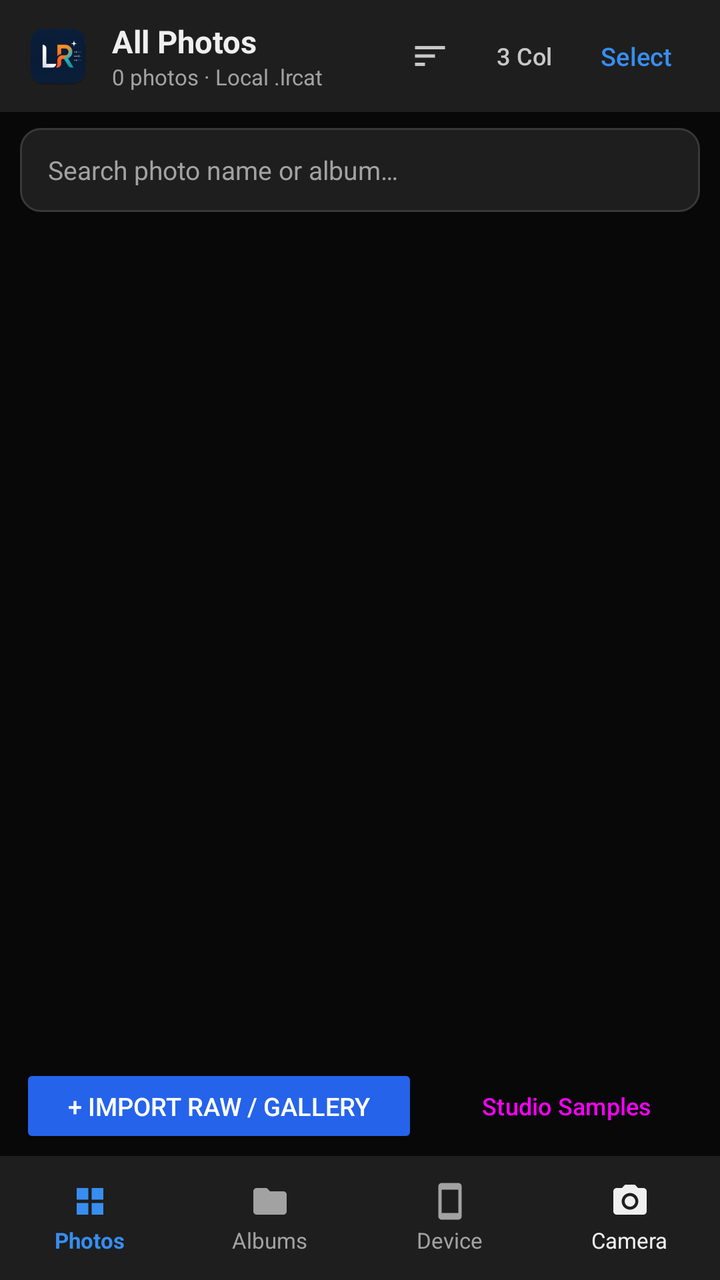
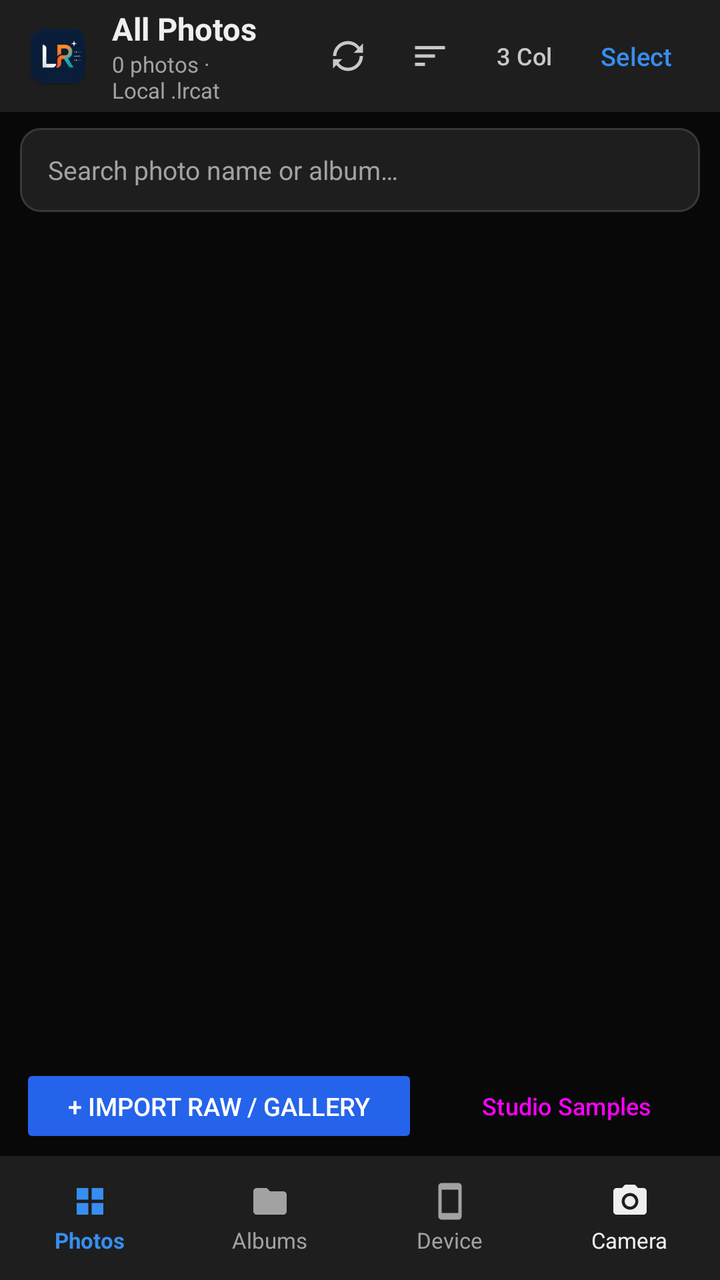

The first picture is an Android layout as it rendered before a commit; the second is the same layout after the commit. The layout source and the unified diff follow.
<!-- AndroidManifest.xml: application theme Theme.LightRaw -->
<!-- res/layout/activity_main.xml -->
<?xml version="1.0" encoding="utf-8"?>
<androidx.constraintlayout.widget.ConstraintLayout xmlns:android="http://schemas.android.com/apk/res/android"
    xmlns:app="http://schemas.android.com/apk/res-auto"
    android:layout_width="match_parent"
    android:layout_height="match_parent"
    android:background="@color/lr_bg"
    android:fitsSystemWindows="true">

    
    <LinearLayout
        android:id="@+id/topBar"
        android:layout_width="match_parent"
        android:layout_height="56dp"
        android:background="@color/lr_surface"
        android:gravity="center_vertical"
        android:orientation="horizontal"
        android:paddingHorizontal="12dp"
        app:layout_constraintTop_toTopOf="parent">

        <ImageView
            android:id="@+id/tvBrandBadge"
            android:layout_width="34dp"
            android:layout_height="34dp"
            android:contentDescription="@string/app_name"
            android:scaleType="fitCenter"
            android:src="@drawable/ic_lightraw_brand" />

        <LinearLayout
            android:layout_width="0dp"
            android:layout_height="wrap_content"
            android:layout_marginStart="10dp"
            android:layout_weight="1"
            android:orientation="vertical">

            <TextView
                android:id="@+id/tvTopTitle"
                android:layout_width="wrap_content"
                android:layout_height="wrap_content"
                android:text="All Photos"
                android:textColor="@color/lr_text"
                android:textSize="15.5sp"
                android:textStyle="bold" />

            <TextView
                android:id="@+id/tvCatalogCount"
                android:layout_width="wrap_content"
                android:layout_height="wrap_content"
                android:text="0 photos · Local .lrcat"
                android:textColor="@color/lr_text_muted"
                android:textSize="11sp" />
        </LinearLayout>

        <ImageButton
            android:id="@+id/btnSort"
            android:layout_width="42dp"
            android:layout_height="48dp"
            android:background="?attr/selectableItemBackgroundBorderless"
            android:contentDescription="Sort Photos"
            android:src="@drawable/ic_lr_sort"
            app:tint="@color/lr_text_secondary" />

        <Button
            android:id="@+id/btnColumns"
            style="@style/Widget.Material3.Button.TextButton"
            android:layout_width="wrap_content"
            android:layout_height="48dp"
            android:minWidth="46dp"
            android:text="3 Col"
            android:textColor="@color/lr_text_secondary"
            android:textSize="12sp" />

        <Button
            android:id="@+id/btnSelectMode"
            style="@style/Widget.Material3.Button.TextButton"
            android:layout_width="wrap_content"
            android:layout_height="48dp"
            android:minWidth="48dp"
            android:text="Select"
            android:textColor="@color/lr_accent_light"
            android:textSize="12.5sp" />
    </LinearLayout>

    
    <EditText
        android:id="@+id/etSearch"
        android:layout_width="match_parent"
        android:layout_height="42dp"
        android:layout_marginHorizontal="10dp"
        android:layout_marginTop="8dp"
        android:background="@drawable/bg_card"
        android:hint="@string/search_hint"
        android:imeOptions="actionSearch"
        android:inputType="text"
        android:maxLines="1"
        android:paddingHorizontal="14dp"
        android:textColor="@color/lr_text"
        android:textColorHint="@color/lr_text_muted"
        android:textSize="13sp"
        app:layout_constraintTop_toBottomOf="@id/topBar" />

    
    <HorizontalScrollView
        android:id="@+id/filterScroll"
        android:layout_width="match_parent"
        android:layout_height="wrap_content"
        android:layout_marginTop="6dp"
        android:paddingHorizontal="10dp"
        android:scrollbars="none"
        app:layout_constraintTop_toBottomOf="@id/etSearch">

        <LinearLayout
            android:id="@+id/filterContainer"
            android:layout_width="wrap_content"
            android:layout_height="wrap_content"
            android:orientation="horizontal" />
    </HorizontalScrollView>

    
    <LinearLayout
        android:id="@+id/albumsStrip"
        android:layout_width="match_parent"
        android:layout_height="wrap_content"
        android:orientation="vertical"
        android:paddingHorizontal="10dp"
        android:paddingVertical="6dp"
        android:visibility="gone"
        app:layout_constraintTop_toBottomOf="@id/filterScroll">

        <LinearLayout
            android:layout_width="match_parent"
            android:layout_height="wrap_content"
            android:gravity="center_vertical"
            android:orientation="horizontal">

            <TextView
                android:layout_width="0dp"
                android:layout_height="wrap_content"
                android:layout_weight="1"
                android:text="COLLECTIONS &amp; ALBUMS (Long-press to remove)"
                android:textColor="@color/lr_text_muted"
                android:textSize="10.5sp"
                android:textStyle="bold" />

            <Button
                android:id="@+id/btnNewAlbum"
                style="@style/Widget.Material3.Button.TextButton"
                android:layout_width="wrap_content"
                android:layout_height="40dp"
                android:text="+ New Album"
                android:textColor="@color/lr_accent_light"
                android:textSize="12sp" />
        </LinearLayout>

        <HorizontalScrollView
            android:layout_width="match_parent"
            android:layout_height="wrap_content"
            android:scrollbars="none">

            <LinearLayout
                android:id="@+id/albumsContainer"
                android:layout_width="wrap_content"
                android:layout_height="wrap_content"
                android:orientation="horizontal" />
        </HorizontalScrollView>
    </LinearLayout>

    
    <LinearLayout
        android:id="@+id/deviceStrip"
        android:layout_width="match_parent"
        android:layout_height="wrap_content"
        android:background="@color/lr_surface"
        android:gravity="center_vertical"
        android:orientation="horizontal"
        android:paddingHorizontal="12dp"
        android:paddingVertical="8dp"
        android:visibility="gone"
        app:layout_constraintTop_toBottomOf="@id/albumsStrip">

        <TextView
            android:id="@+id/tvDeviceStatus"
            android:layout_width="0dp"
            android:layout_height="wrap_content"
            android:layout_weight="1"
            android:text="Device MediaStore Photos · Tap any photo to edit"
            android:textColor="@color/lr_text_secondary"
            android:textSize="12sp" />

        <Button
            android:id="@+id/btnDevicePickSaf"
            style="@style/Widget.Material3.Button.TonalButton"
            android:layout_width="wrap_content"
            android:layout_height="40dp"
            android:text="+ Files/RAW"
            android:textSize="11.5sp" />
    </LinearLayout>

    
    <androidx.recyclerview.widget.RecyclerView
        android:id="@+id/rvPhotos"
        android:layout_width="match_parent"
        android:layout_height="0dp"
        android:clipToPadding="false"
        android:padding="5dp"
        app:layout_constraintBottom_toTopOf="@id/quickAddRow"
        app:layout_constraintTop_toBottomOf="@id/deviceStrip" />

    
    <LinearLayout
        android:id="@+id/emptyState"
        android:layout_width="match_parent"
        android:layout_height="wrap_content"
        android:layout_margin="24dp"
        android:background="@drawable/bg_card"
        android:gravity="center"
        android:orientation="vertical"
        android:padding="24dp"
        android:visibility="gone"
        app:layout_constraintBottom_toTopOf="@id/quickAddRow"
        app:layout_constraintTop_toBottomOf="@id/deviceStrip">

        <TextView
            android:id="@+id/tvEmptyTitle"
            android:layout_width="wrap_content"
            android:layout_height="wrap_content"
            android:text="@string/empty_title"
            android:textColor="@color/lr_text"
            android:textSize="17sp"
            android:textStyle="bold" />

        <TextView
            android:id="@+id/tvEmptyDesc"
            android:layout_width="wrap_content"
            android:layout_height="wrap_content"
            android:layout_marginTop="8dp"
            android:gravity="center"
            android:text="@string/empty_desc"
            android:textColor="@color/lr_text_muted"
            android:textSize="13sp" />

        <LinearLayout
            android:layout_width="match_parent"
            android:layout_height="wrap_content"
            android:layout_marginTop="16dp"
            android:gravity="center"
            android:orientation="horizontal">

            <Button
                android:id="@+id/btnEmptyImport"
                android:layout_width="0dp"
                android:layout_height="wrap_content"
                android:layout_weight="1"
                android:backgroundTint="@color/lr_accent"
                android:maxLines="1"
                android:minHeight="48dp"
                android:text="@string/import_photos"
                android:textColor="@color/lr_on_accent"
                android:textSize="12.5sp" />

            <Button
                android:id="@+id/btnEmptySample"
                style="@style/Widget.Material3.Button.OutlinedButton"
                android:layout_width="0dp"
                android:layout_height="wrap_content"
                android:layout_marginStart="8dp"
                android:layout_weight="1"
                android:maxLines="1"
                android:minHeight="48dp"
                android:text="@string/try_samples"
                android:textColor="@color/lr_text"
                android:textSize="12.5sp" />
        </LinearLayout>
    </LinearLayout>

    
    <LinearLayout
        android:id="@+id/quickAddRow"
        android:layout_width="match_parent"
        android:layout_height="50dp"
        android:background="@color/lr_bg"
        android:gravity="center_vertical"
        android:orientation="horizontal"
        android:paddingHorizontal="10dp"
        app:layout_constraintBottom_toTopOf="@id/bottomDock">

        <Button
            android:id="@+id/btnImportGallery"
            android:layout_width="0dp"
            android:layout_height="42dp"
            android:layout_weight="1"
            android:backgroundTint="@color/lr_accent"
            android:text="+ Import RAW / Gallery"
            android:textColor="@color/lr_on_accent"
            android:textSize="12.5sp" />

        <Button
            android:id="@+id/btnAddSamples"
            style="@style/Widget.Material3.Button.TonalButton"
            android:layout_width="wrap_content"
            android:layout_height="42dp"
            android:layout_marginStart="8dp"
            android:text="Studio Samples"
            android:textSize="12sp" />
    </LinearLayout>

    
    <LinearLayout
        android:id="@+id/bottomDock"
        android:layout_width="match_parent"
        android:layout_height="62dp"
        android:background="@color/lr_surface"
        android:gravity="center_vertical"
        android:orientation="horizontal"
        app:layout_constraintBottom_toBottomOf="parent">

        
        <LinearLayout
            android:id="@+id/dockNormal"
            android:layout_width="match_parent"
            android:layout_height="match_parent"
            android:orientation="horizontal"
            android:weightSum="4">

            <LinearLayout
                android:id="@+id/navPhotos"
                android:layout_width="0dp"
                android:layout_height="match_parent"
                android:layout_weight="1"
                android:background="?attr/selectableItemBackground"
                android:gravity="center"
                android:orientation="vertical">

                <ImageView
                    android:id="@+id/ivNavPhotos"
                    android:layout_width="20dp"
                    android:layout_height="20dp"
                    android:src="@drawable/ic_lr_photos"
                    app:tint="@color/lr_accent_light" />

                <TextView
                    android:id="@+id/tvNavPhotos"
                    android:layout_width="wrap_content"
                    android:layout_height="wrap_content"
                    android:layout_marginTop="2dp"
                    android:text="Photos"
                    android:textColor="@color/lr_accent_light"
                    android:textSize="11sp"
                    android:textStyle="bold" />
            </LinearLayout>

            <LinearLayout
                android:id="@+id/navAlbums"
                android:layout_width="0dp"
                android:layout_height="match_parent"
                android:layout_weight="1"
                android:background="?attr/selectableItemBackground"
                android:gravity="center"
                android:orientation="vertical">

                <ImageView
                    android:id="@+id/ivNavAlbums"
                    android:layout_width="20dp"
                    android:layout_height="20dp"
                    android:src="@drawable/ic_lr_albums"
                    app:tint="@color/lr_text_muted" />

                <TextView
                    android:id="@+id/tvNavAlbums"
                    android:layout_width="wrap_content"
                    android:layout_height="wrap_content"
                    android:layout_marginTop="2dp"
                    android:text="Albums"
                    android:textColor="@color/lr_text_muted"
                    android:textSize="11sp" />
            </LinearLayout>

            <LinearLayout
                android:id="@+id/navDevice"
                android:layout_width="0dp"
                android:layout_height="match_parent"
                android:layout_weight="1"
                android:background="?attr/selectableItemBackground"
                android:gravity="center"
                android:orientation="vertical">

                <ImageView
                    android:id="@+id/ivNavDevice"
                    android:layout_width="20dp"
                    android:layout_height="20dp"
                    android:src="@drawable/ic_lr_device"
                    app:tint="@color/lr_text_muted" />

                <TextView
                    android:id="@+id/tvNavDevice"
                    android:layout_width="wrap_content"
                    android:layout_height="wrap_content"
                    android:layout_marginTop="2dp"
                    android:text="Device"
                    android:textColor="@color/lr_text_muted"
                    android:textSize="11sp" />
            </LinearLayout>

            <LinearLayout
                android:id="@+id/navCamera"
                android:layout_width="0dp"
                android:layout_height="match_parent"
                android:layout_weight="1"
                android:background="?attr/selectableItemBackground"
                android:gravity="center"
                android:orientation="vertical">

                <ImageView
                    android:id="@+id/ivNavCamera"
                    android:layout_width="20dp"
                    android:layout_height="20dp"
                    android:src="@drawable/ic_lr_camera"
                    app:tint="@color/lr_text" />

                <TextView
                    android:layout_width="wrap_content"
                    android:layout_height="wrap_content"
                    android:layout_marginTop="2dp"
                    android:text="Camera"
                    android:textColor="@color/lr_text"
                    android:textSize="11sp" />
            </LinearLayout>
        </LinearLayout>

        
        <HorizontalScrollView
            android:id="@+id/dockBatch"
            android:layout_width="match_parent"
            android:layout_height="match_parent"
            android:scrollbars="none"
            android:visibility="gone">

            <LinearLayout
                android:layout_width="wrap_content"
                android:layout_height="match_parent"
                android:gravity="center_vertical"
                android:orientation="horizontal"
                android:paddingHorizontal="6dp">

                <Button
                    android:id="@+id/btnBatchRate"
                    style="@style/Widget.Material3.Button.TextButton"
                    android:layout_width="wrap_content"
                    android:layout_height="48dp"
                    android:text="Rate ★"
                    android:textColor="@color/lr_text" />

                <Button
                    android:id="@+id/btnBatchPick"
                    style="@style/Widget.Material3.Button.TextButton"
                    android:layout_width="wrap_content"
                    android:layout_height="48dp"
                    android:text="Pick ⚑"
                    android:textColor="@color/lr_text" />

                <Button
                    android:id="@+id/btnBatchColor"
                    style="@style/Widget.Material3.Button.TextButton"
                    android:layout_width="wrap_content"
                    android:layout_height="48dp"
                    android:text="Color ●"
                    android:textColor="@color/lr_text" />

                <Button
                    android:id="@+id/btnBatchAlbum"
                    style="@style/Widget.Material3.Button.TextButton"
                    android:layout_width="wrap_content"
                    android:layout_height="48dp"
                    android:text="Album"
                    android:textColor="@color/lr_text" />

                <Button
                    android:id="@+id/btnBatchCopy"
                    style="@style/Widget.Material3.Button.TextButton"
                    android:layout_width="wrap_content"
                    android:layout_height="48dp"
                    android:text="Copy"
                    android:textColor="@color/lr_text" />

                <Button
                    android:id="@+id/btnBatchPaste"
                    style="@style/Widget.Material3.Button.TextButton"
                    android:layout_width="wrap_content"
                    android:layout_height="48dp"
                    android:text="Paste"
                    android:textColor="@color/lr_accent_light" />

                <Button
                    android:id="@+id/btnBatchCollage"
                    style="@style/Widget.Material3.Button.TextButton"
                    android:layout_width="wrap_content"
                    android:layout_height="48dp"
                    android:text="Collage"
                    android:textColor="@color/lr_text" />

                <Button
                    android:id="@+id/btnBatchExport"
                    style="@style/Widget.Material3.Button.TextButton"
                    android:layout_width="wrap_content"
                    android:layout_height="48dp"
                    android:text="Export"
                    android:textColor="@color/lr_success" />

                <Button
                    android:id="@+id/btnBatchDelete"
                    style="@style/Widget.Material3.Button.TextButton"
                    android:layout_width="wrap_content"
                    android:layout_height="48dp"
                    android:text="Remove"
                    android:textColor="@color/lr_danger" />
            </LinearLayout>
        </HorizontalScrollView>
    </LinearLayout>

</androidx.constraintlayout.widget.ConstraintLayout>
<!-- resources referenced by this layout -->
<resources>
  <color name="lr_accent">#2563EB</color>
  <color name="lr_accent_light">#378EF0</color>
  <color name="lr_bg">#080808</color>
  <color name="lr_danger">#F87171</color>
  <color name="lr_on_accent">#FFFFFF</color>
  <color name="lr_success">#34D399</color>
  <color name="lr_surface">#1E1E1E</color>
  <color name="lr_text">#EFEFEF</color>
  <color name="lr_text_muted">#A2A2A2</color>
  <color name="lr_text_secondary">#C8C8C8</color>
  <!-- drawable bg_card (drawable) -->
  <?xml version="1.0" encoding="utf-8"?>
  <shape xmlns:android="http://schemas.android.com/apk/res/android"
      android:shape="rectangle">
      <solid android:color="@color/lr_surface" />
      <stroke android:width="1dp" android:color="@color/lr_border" />
      <corners android:radius="10dp" />
  </shape>
  <!-- drawable ic_lr_albums (drawable) -->
  <vector xmlns:android="http://schemas.android.com/apk/res/android" android:width="20dp" android:height="20dp" android:viewportWidth="24" android:viewportHeight="24">
      <path android:fillColor="#EFEFEF" android:pathData="M10,4H4c-1.1,0 -2,0.9 -2,2v12c0,1.1 0.9,2 2,2h16c1.1,0 2,-0.9 2,-2V8c0,-1.1 -0.9,-2 -2,-2h-8l-2,-2z" />
  </vector>
  <!-- drawable ic_lr_camera (drawable) -->
  <vector xmlns:android="http://schemas.android.com/apk/res/android" android:width="20dp" android:height="20dp" android:viewportWidth="24" android:viewportHeight="24">
      <path android:fillColor="#EFEFEF" android:pathData="M12,12m-3.2,0a3.2,3.2 0,1 1,6.4 0a3.2,3.2 0,1 1,-6.4 0M9,2L7.17,4H4c-1.1,0 -2,0.9 -2,2v12c0,1.1 0.9,2 2,2h16c1.1,0 2,-0.9 2,-2V6c0,-1.1 -0.9,-2 -2,-2h-3.17L15,2H9zm3,15c-2.76,0 -5,-2.24 -5,-5s2.24,-5 5,-5 5,2.24 5,5 -2.24,5 -5,5z" />
  </vector>
  <!-- drawable ic_lr_device (drawable) -->
  <vector xmlns:android="http://schemas.android.com/apk/res/android" android:width="20dp" android:height="20dp" android:viewportWidth="24" android:viewportHeight="24">
      <path android:fillColor="#EFEFEF" android:pathData="M17,1.01L7,1c-1.1,0 -2,0.9 -2,2v18c0,1.1 0.9,2 2,2h10c1.1,0 2,-0.9 2,-2V3c0,-1.1 -0.9,-1.99 -2,-1.99zM17,19H7V5h10v14z" />
  </vector>
  <!-- drawable ic_lr_photos (drawable) -->
  <vector xmlns:android="http://schemas.android.com/apk/res/android" android:width="20dp" android:height="20dp" android:viewportWidth="24" android:viewportHeight="24">
      <path android:fillColor="#EFEFEF" android:pathData="M4,4h7v7H4zM13,4h7v7h-7zM4,13h7v7H4zM13,13h7v7h-7z" />
  </vector>
  <!-- drawable ic_lr_sort (drawable) -->
  <vector xmlns:android="http://schemas.android.com/apk/res/android" android:width="20dp" android:height="20dp" android:viewportWidth="24" android:viewportHeight="24">
      <path android:fillColor="#EFEFEF" android:pathData="M3,18h6v-2H3v2zM3,6v2h18V6H3zM3,13h12v-2H3v2z" />
  </vector>
  <string name="app_name">LightRaw</string>
  <string name="empty_desc">Import RAW/DNG, JPEG, or PNG photos from your device gallery, or generate studio test photos to begin editing offline.</string>
  <string name="empty_title">Local Darkroom Catalog Ready</string>
  <string name="import_photos">Import Photos</string>
  <string name="search_hint">Search photo name or album…</string>
  <string name="try_samples">Load Samples</string>
  <color name="lr_border">#383838</color>
  <!-- unchanged entries left out for length: 2 -->
</resources>

<!-- the commit's change to res/layout/activity_main.xml (unified diff, before → after) -->
@@ -49,6 +49,15 @@
                 android:textColor="@color/lr_text_muted"
                 android:textSize="11sp" />
         </LinearLayout>
+
+        <ImageButton
+            android:id="@+id/btnCheckUpdate"
+            android:layout_width="40dp"
+            android:layout_height="48dp"
+            android:background="?attr/selectableItemBackgroundBorderless"
+            android:contentDescription="Check App Updates"
+            android:src="@drawable/ic_lr_update"
+            app:tint="@color/lr_text_secondary" />
 
         <ImageButton
             android:id="@+id/btnSort"
<!-- resource entries referenced after the edit -->
@@ -38,6 +38,16 @@
   <vector xmlns:android="http://schemas.android.com/apk/res/android" android:width="20dp" android:height="20dp" android:viewportWidth="24" android:viewportHeight="24">
       <path android:fillColor="#EFEFEF" android:pathData="M3,18h6v-2H3v2zM3,6v2h18V6H3zM3,13h12v-2H3v2z" />
   </vector>
+  <!-- drawable ic_lr_update (drawable) -->
+  <vector xmlns:android="http://schemas.android.com/apk/res/android"
+      android:width="20dp"
+      android:height="20dp"
+      android:viewportWidth="24"
+      android:viewportHeight="24">
+      <path
+          android:fillColor="#EFEFEF"
+          android:pathData="M12,3a9,9 0 0,0 -9,9h2a7,7 0 0,1 12.66,-4.08l-2.16,2.16H21V4.5l-2.06,2.06A8.96,8.96 0 0,0 12,3zM12,19a7,7 0 0,1 -5.66,-2.92l2.16,-2.16H3v5.58l2.06,-2.06A8.96,8.96 0 0,0 12,21a9,9 0 0,0 9,-9h-2a7,7 0 0,1 -7,7z" />
+  </vector>
   <string name="app_name">LightRaw</string>
   <string name="empty_desc">Import RAW/DNG, JPEG, or PNG photos from your device gallery, or generate studio test photos to begin editing offline.</string>
   <string name="empty_title">Local Darkroom Catalog Ready</string>
